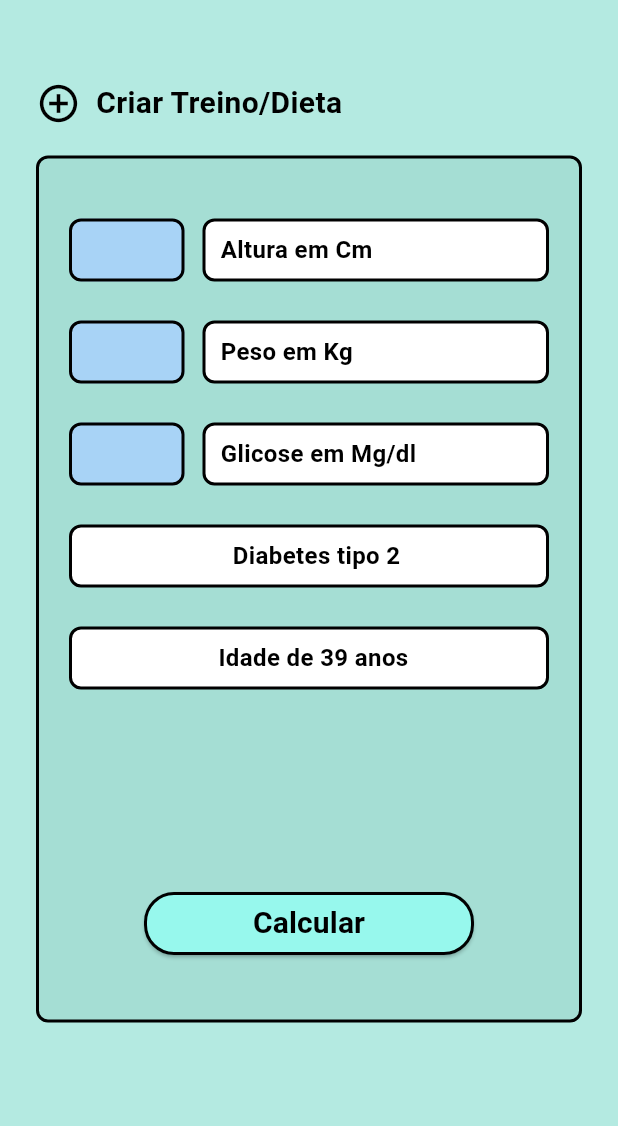
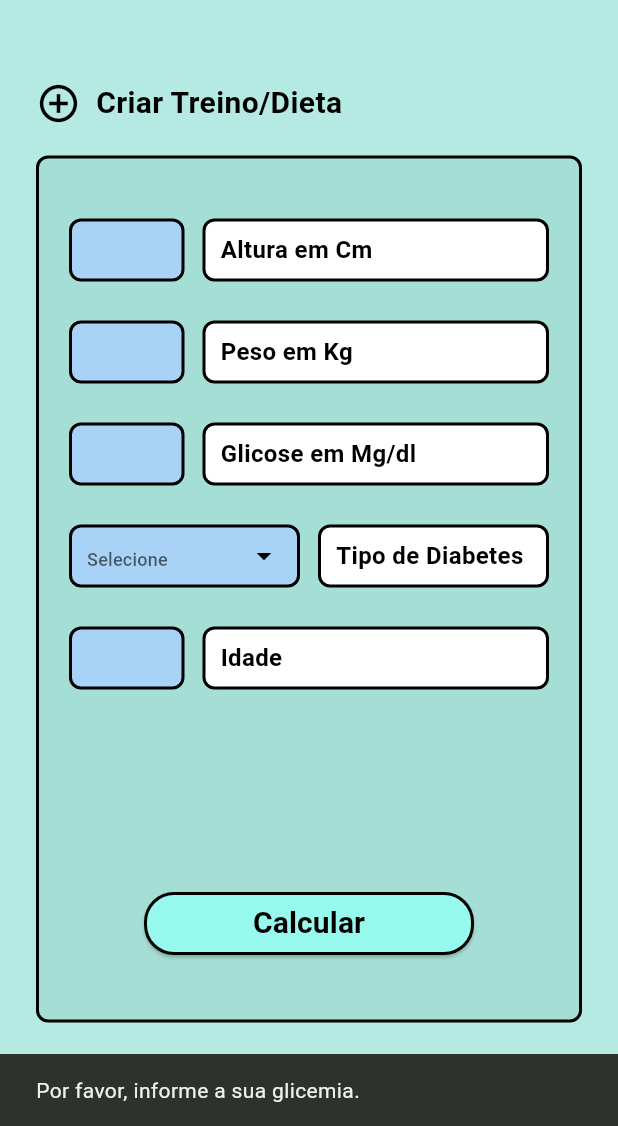
Before and after one commit to AndreyRP/SugarHealth, a Flutter app: the Home screen opened by its route, after a tap on "Calcular", on a phone screen of 412 x 824 dp, the part 110-1236 px from its top. Run offline on Flutter 3.47's test engine with Material 3 defaults, Android fonts, the phone set to English and light mode, and no system bars.

Commit message:
Adicionado Funcionalidade Da Caluladora

```diff
--- a/lib/main.dart
+++ b/lib/main.dart
@@ -22,7 +22,7 @@ class MyApp extends StatelessWidget {
           colorScheme: .fromSeed(seedColor: Colors.green),
         ),
 
-        initialRoute: '/home',
+        initialRoute: '/cadastro',
 
         routes: {
           '/login': (context) => Login(),
--- a/lib/pages/home.dart
+++ b/lib/pages/home.dart
@@ -12,6 +12,78 @@ class Home extends StatefulWidget {
 }
 
 class _HomeState extends State<Home> {
+  final TextEditingController _alturaController = TextEditingController();
+  final TextEditingController _pesoController = TextEditingController();
+  final TextEditingController _glicemiaController = TextEditingController();
+  final TextEditingController _idadeController = TextEditingController();
+
+  String? _tipoDiabetesSelecionado;
+  final List<String> _tiposDiabetes = ['Tipo 1', 'Tipo 2', 'Pré-diabetes'];
+
+  void _calcularGlicemia() {
+    if (_glicemiaController.text.isEmpty) {
+      ScaffoldMessenger.of(context).showSnackBar(
+        const SnackBar(content: Text('Por favor, informe a sua glicemia.')),
+      );
+      return;
+    }
+
+    double? glicemia = double.tryParse(_glicemiaController.text);
+
+    if (glicemia == null) {
+      ScaffoldMessenger.of(context).showSnackBar(
+        const SnackBar(content: Text('Valor de glicemia inválido.')),
+      );
+      return;
+    }
+
+    String titulo = '';
+    String mensagem = '';
+    Color corAlerta = Colors.black;
+
+    if (glicemia < 90) {
+      titulo = 'Risco de Hipoglicemia';
+      mensagem = 'Alerta Crítico: Não recomendar treino.';
+      corAlerta = Colors.red;
+    } else if (glicemia >= 90 && glicemia <= 150) {
+      titulo = 'Faixa Excelente';
+      mensagem = 'Treino liberado, carga normal.';
+      corAlerta = Colors.green;
+    } else if (glicemia >= 151 && glicemia <= 250) {
+      titulo = 'Faixa Segura';
+      mensagem = 'Treino liberado, mas fique alerta caso apresente tontura.';
+      corAlerta = Colors.orange;
+    } else {
+      titulo = 'Risco de Hiperglicemia/Cetoacidose';
+      mensagem = 'Alerta Crítico: Não recomendar treino.';
+      corAlerta = Colors.red;
+    }
+
+    showDialog(
+      context: context,
+      builder: (BuildContext context) {
+        return AlertDialog(
+          title: Text(
+            titulo,
+            style: TextStyle(color: corAlerta, fontWeight: FontWeight.bold),
+          ),
+          content: Text(
+            mensagem,
+            style: const TextStyle(fontSize: 16),
+          ),
+          actions: [
+            TextButton(
+              onPressed: () {
+                Navigator.of(context).pop();
+              },
+              child: const Text('OK', style: TextStyle(color: Colors.black)),
+            ),
+          ],
+        );
+      },
+    );
+  }
+
   @override
   Widget build(BuildContext context) {
     return Scaffold(
@@ -22,15 +94,11 @@ class _HomeState extends State<Home> {
             crossAxisAlignment: CrossAxisAlignment.stretch,
             children: [
               Cabecalho(),
-
               const SizedBox(height: 30),
-
               Padding(
                 padding: const EdgeInsets.symmetric(horizontal: 24.0),
                 child: Column(
                   children: [
-
-                    // -- Titulo criar Dieta/Treino ---
                     const Row(
                       crossAxisAlignment: CrossAxisAlignment.center,
                       children: [
@@ -50,10 +118,7 @@ class _HomeState extends State<Home> {
                         )
                       ],
                     ),
-
                     const SizedBox(height: 20),
-
-                    // --- Container Calculadora ---
                     Container(
                       padding: const EdgeInsets.fromLTRB(20, 40, 20, 40),
                       decoration: BoxDecoration(
@@ -64,13 +129,10 @@ class _HomeState extends State<Home> {
                         ),
                         borderRadius: BorderRadius.circular(8.0),
                       ),
-
                       child: Column(
                         spacing: 26,
-                        mainAxisAlignment: .start,
+                        mainAxisAlignment: MainAxisAlignment.start,
                         children: [
-
-                          // --- Altura ---
                           Row(
                             children: [
                               Expanded(
@@ -78,22 +140,19 @@ class _HomeState extends State<Home> {
                                 child: SizedBox(
                                   height: 42,
                                   child: TextField(
-                                    keyboardType: TextInputType.number,
-                                    decoration: InputStylesCalculadora.BuildInputDecorationCalculadora('', 0xffA8D3F6)
+                                      controller: _alturaController,
+                                      keyboardType: TextInputType.number,
+                                      decoration: InputStylesCalculadora.BuildInputDecorationCalculadora('', 0xffA8D3F6)
                                   ),
                                 ),
                               ),
-
                               const SizedBox(width: 12),
-
                               Expanded(
                                 flex: 3,
                                 child: BuildBoxTexto('Altura em Cm', alignment: Alignment.centerLeft),
                               ),
                             ],
                           ),
-
-                          // --- Peso ---
                           Row(
                             children: [
                               Expanded(
@@ -101,22 +160,19 @@ class _HomeState extends State<Home> {
                                 child: SizedBox(
                                   height: 42,
                                   child: TextField(
+                                    controller: _pesoController,
                                     keyboardType: TextInputType.number,
                                     decoration: InputStylesCalculadora.BuildInputDecorationCalculadora('', 0xffA8D3F6),
                                   ),
                                 ),
                               ),
-
                               const SizedBox(width: 12),
-
                               Expanded(
                                 flex: 3,
                                 child: BuildBoxTexto('Peso em Kg', alignment: Alignment.centerLeft),
                               ),
                             ],
                           ),
-
-                          // --- Glicemia ---
                           Row(
                             children: [
                               Expanded(
@@ -124,41 +180,82 @@ class _HomeState extends State<Home> {
                                 child: SizedBox(
                                   height: 42,
                                   child: TextField(
+                                    controller: _glicemiaController,
                                     keyboardType: TextInputType.number,
                                     decoration: InputStylesCalculadora.BuildInputDecorationCalculadora('', 0xffA8D3F6),
                                   ),
                                 ),
                               ),
-
                               const SizedBox(width: 12),
-
                               Expanded(
                                 flex: 3,
                                 child: BuildBoxTexto('Glicose em Mg/dl', alignment: Alignment.centerLeft),
                               ),
                             ],
                           ),
-
-                          // --- Tipo de Diabetes ---
                           Row(
                             children: [
                               Expanded(
-                                child: BuildBoxTexto('Diabetes tipo 2', alignment: Alignment.center),
+                                flex: 2,
+                                child: SizedBox(
+                                  height: 42,
+                                  child: DropdownButtonFormField<String>(
+                                    value: _tipoDiabetesSelecionado,
+                                    isExpanded: true,
+                                    hint: const Text(
+                                      'Selecione',
+                                      style: TextStyle(fontSize: 12),
+                                    ),
+                                    decoration: InputStylesCalculadora.BuildInputDecorationCalculadora('', 0xffA8D3F6).copyWith(
+                                      contentPadding: const EdgeInsets.symmetric(horizontal: 8, vertical: 0),
+                                    ),
+                                    icon: const Icon(Icons.arrow_drop_down, color: Colors.black),
+                                    items: _tiposDiabetes.map((String tipo) {
+                                      return DropdownMenuItem<String>(
+                                        value: tipo,
+                                        child: Text(
+                                          tipo,
+                                          style: const TextStyle(color: Colors.black, fontSize: 13),
+                                          overflow: TextOverflow.ellipsis,
+                                        ),
+                                      );
+                                    }).toList(),
+                                    onChanged: (String? novoValor) {
+                                      setState(() {
+                                        _tipoDiabetesSelecionado = novoValor;
+                                      });
+                                    },
+                                  ),
+                                ),
+                              ),
+                              const SizedBox(width: 12),
+                              Expanded(
+                                flex: 2,
+                                child: BuildBoxTexto('Tipo de Diabetes', alignment: Alignment.centerLeft),
                               ),
                             ],
                           ),
-
-                          // --- Idade ---
                           Row(
                             children: [
                               Expanded(
-                                child: BuildBoxTexto('Idade de 39 anos ', alignment: Alignment.center),
+                                flex: 1,
+                                child: SizedBox(
+                                  height: 42,
+                                  child: TextField(
+                                    controller: _idadeController,
+                                    keyboardType: TextInputType.number,
+                                    decoration: InputStylesCalculadora.BuildInputDecorationCalculadora('', 0xffA8D3F6),
+                                  ),
+                                ),
+                              ),
+                              const SizedBox(width: 12),
+                              Expanded(
+                                flex: 3,
+                                child: BuildBoxTexto('Idade', alignment: Alignment.centerLeft),
                               ),
                             ],
                           ),
-
-                          SizedBox(height: 80,),
-
+                          const SizedBox(height: 80,),
                           Center(
                             child: ElevatedButton(
                               style: ElevatedButton.styleFrom(
@@ -169,9 +266,7 @@ class _HomeState extends State<Home> {
                                 ),
                                 minimumSize: const Size(220, 42),
                               ),
-                              onPressed: () {
-                                print('Botão Clicado!');
-                              },
+                              onPressed: _calcularGlicemia,
                               child: const Text(
                                 'Calcular',
                                 style: TextStyle(fontWeight: FontWeight.bold, fontSize: 20, color: Colors.black),
```
